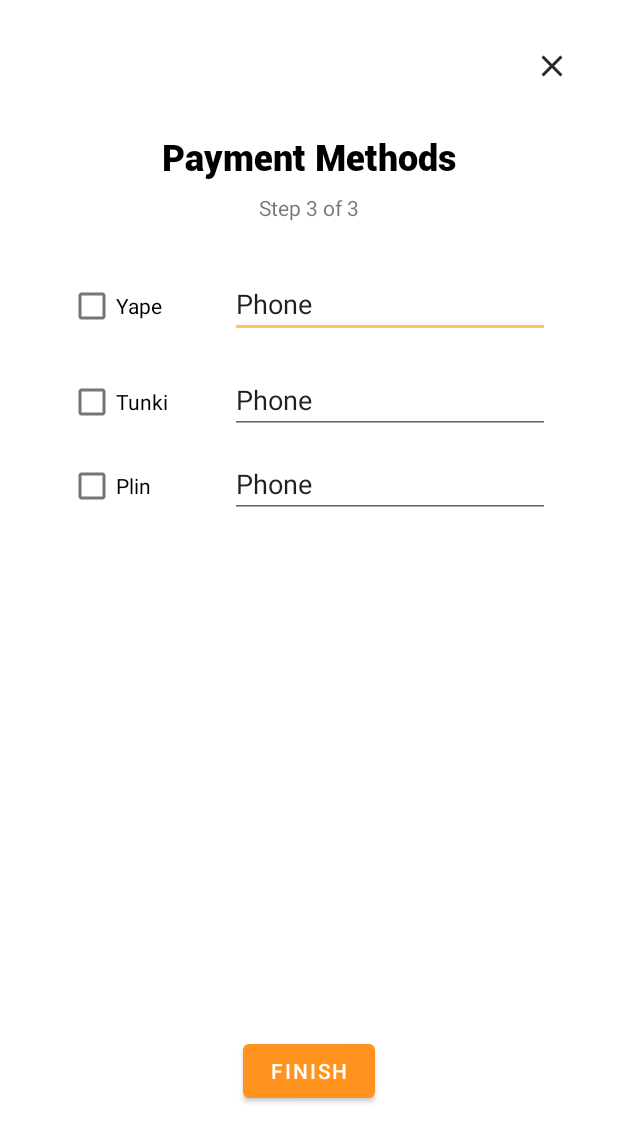
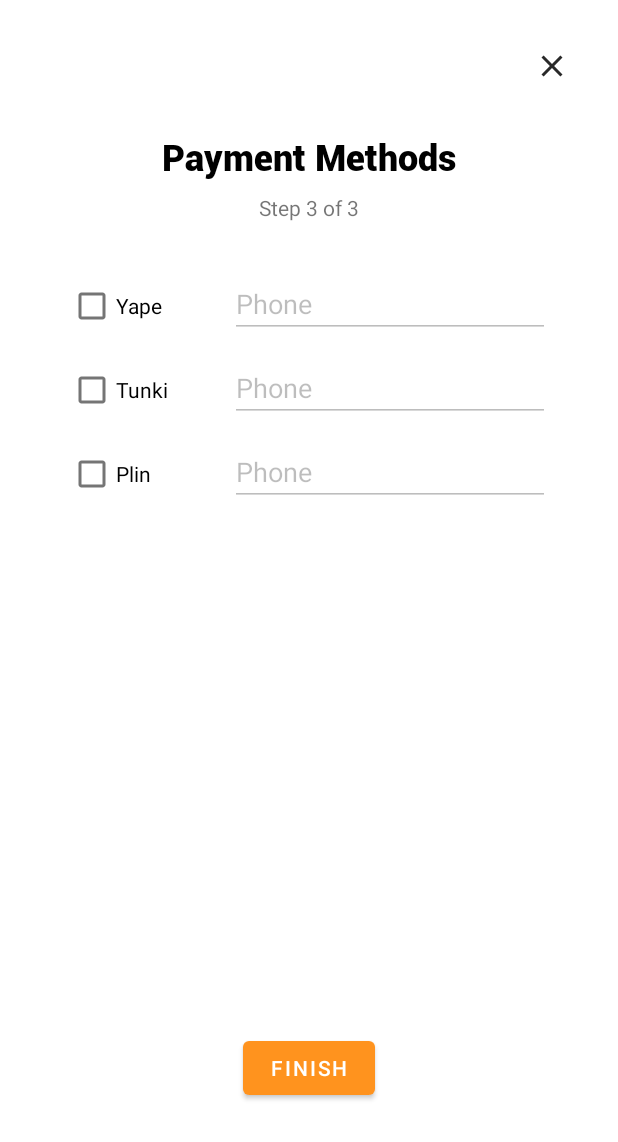
Before and after one commit to devArthur4718/ShoppingCart, an Android app: the PaymentMethod screen opened directly, with no data from a screen before it, on a phone screen of 412 x 824 dp. Shown: the top 1142 px of the screen. Run offline under Robolectric (Android 15) with nearby library versions, the phone set to English and light mode, and no system bars; our stand-ins replace data binding.

Commit message:
Payment Method form details

```diff
--- a/app/build.gradle
+++ b/app/build.gradle
@@ -112,6 +112,7 @@ dependencies {
     //Room database
     def room_version = "2.2.5"
     implementation "androidx.room:room-runtime:$room_version"
+    implementation "androidx.room:room-ktx:$room_version"
     kapt "androidx.room:room-compiler:$room_version"
     androidTestImplementation "androidx.room:room-testing:$room_version"
 
--- a/app/src/main/res/layout/activity_payment_method.xml
+++ b/app/src/main/res/layout/activity_payment_method.xml
@@ -47,40 +47,45 @@
             app:layout_constraintTop_toBottomOf="@+id/textView3" />
 
         <CheckBox
-            android:id="@+id/checkBox3"
+            android:id="@+id/checkYape"
             android:layout_width="wrap_content"
             android:layout_height="wrap_content"
             android:layout_marginStart="8dp"
             android:layout_marginTop="32dp"
             android:layout_marginEnd="4dp"
             android:text="@string/yape"
-            app:layout_constraintEnd_toStartOf="@+id/editText"
+            android:onClick="onItemChecked"
+            android:checked="false"
+            app:layout_constraintEnd_toStartOf="@+id/edtPhoneYape"
             app:layout_constraintHorizontal_bias="0.5"
             app:layout_constraintStart_toStartOf="parent"
             app:layout_constraintTop_toBottomOf="@+id/textView4" />
 
         <EditText
-            android:id="@+id/editText"
+            android:id="@+id/edtPhoneYape"
             android:layout_width="wrap_content"
             android:layout_height="wrap_content"
             android:layout_marginStart="4dp"
             android:layout_marginEnd="8dp"
             android:ems="10"
-            android:inputType="textPersonName"
+            android:inputType="phone"
             android:text="@string/phone"
-            app:layout_constraintBaseline_toBaselineOf="@+id/checkBox3"
+            android:enabled="false"
+            app:layout_constraintBaseline_toBaselineOf="@+id/checkYape"
             app:layout_constraintEnd_toEndOf="parent"
             app:layout_constraintHorizontal_bias="0.5"
-            app:layout_constraintStart_toEndOf="@+id/checkBox3" />
+            app:layout_constraintStart_toEndOf="@+id/checkYape" />
 
         <CheckBox
             android:id="@+id/checkBox4"
             android:layout_width="wrap_content"
             android:layout_height="wrap_content"
-            android:layout_marginTop="16dp"
+            android:layout_marginTop="8dp"
             android:text="Tunki"
-            app:layout_constraintStart_toStartOf="@+id/checkBox3"
-            app:layout_constraintTop_toBottomOf="@+id/checkBox3" />
+            android:onClick="onItemChecked"
+            android:checked="false"
+            app:layout_constraintStart_toStartOf="@+id/checkYape"
+            app:layout_constraintTop_toBottomOf="@+id/checkYape" />
 
         <CheckBox
             android:id="@+id/checkBox5"
@@ -88,31 +93,35 @@
             android:layout_height="wrap_content"
             android:layout_marginTop="8dp"
             android:text="Plin"
+            android:checked="false"
+            android:onClick="onItemChecked"
             app:layout_constraintEnd_toEndOf="@+id/checkBox4"
             app:layout_constraintStart_toStartOf="@+id/checkBox4"
             app:layout_constraintTop_toBottomOf="@+id/checkBox4" />
 
         <EditText
-            android:id="@+id/editText2"
+            android:id="@+id/edtTunki"
             android:layout_width="0dp"
             android:layout_height="wrap_content"
             android:ems="10"
-            android:inputType="textPersonName"
+            android:inputType="phone"
             android:text="@string/phone"
+            android:enabled="false"
             app:layout_constraintBaseline_toBaselineOf="@+id/checkBox4"
-            app:layout_constraintEnd_toEndOf="@+id/editText"
-            app:layout_constraintStart_toStartOf="@+id/editText" />
+            app:layout_constraintEnd_toEndOf="@+id/edtPhoneYape"
+            app:layout_constraintStart_toStartOf="@+id/edtPhoneYape" />
 
         <EditText
-            android:id="@+id/editText3"
+            android:id="@+id/edtPhonePlin"
             android:layout_width="0dp"
             android:layout_height="wrap_content"
             android:ems="10"
-            android:inputType="textPersonName"
+            android:inputType="phone"
             android:text="@string/phone"
+            android:enabled="false"
             app:layout_constraintBaseline_toBaselineOf="@+id/checkBox5"
-            app:layout_constraintEnd_toEndOf="@+id/editText2"
-            app:layout_constraintStart_toStartOf="@+id/editText2" />
+            app:layout_constraintEnd_toEndOf="@+id/edtTunki"
+            app:layout_constraintStart_toStartOf="@+id/edtTunki" />
 
         <Button
             android:id="@+id/btnFinish"
@@ -122,7 +131,7 @@
             app:layout_constraintBottom_toBottomOf="parent"
             app:layout_constraintEnd_toEndOf="parent"
             app:layout_constraintStart_toStartOf="parent"
-            app:layout_constraintTop_toBottomOf="@+id/editText3"
+            app:layout_constraintTop_toBottomOf="@+id/edtPhonePlin"
             app:layout_constraintVertical_bias="0.8" />
 
 
```
Also changed, not shown: app/src/main/java/com/devarthur4718/mvp/repository/business/BusinessData.kt (added, +15 -0 lines), app/src/main/java/com/devarthur4718/mvp/repository/business/BussinessDAO.kt (added, +23 -0 lines), app/src/main/java/com/devarthur4718/mvp/repository/database/ApplicationDatabase.kt (added, +37 -0 lines), app/src/main/java/com/devarthur4718/mvp/ui/register/PaymentMethod.kt (+22 -0 lines).
